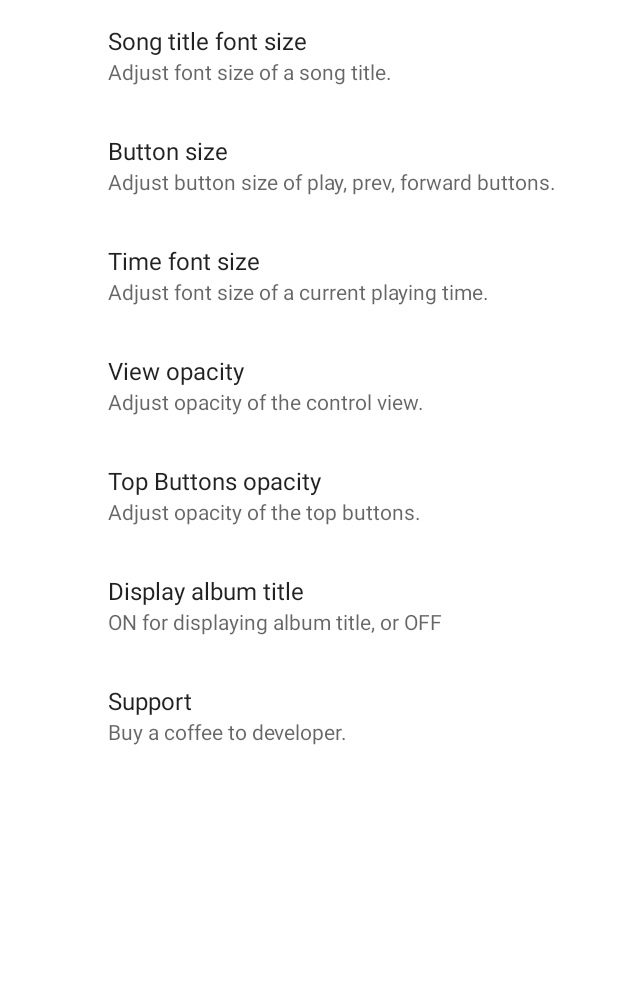
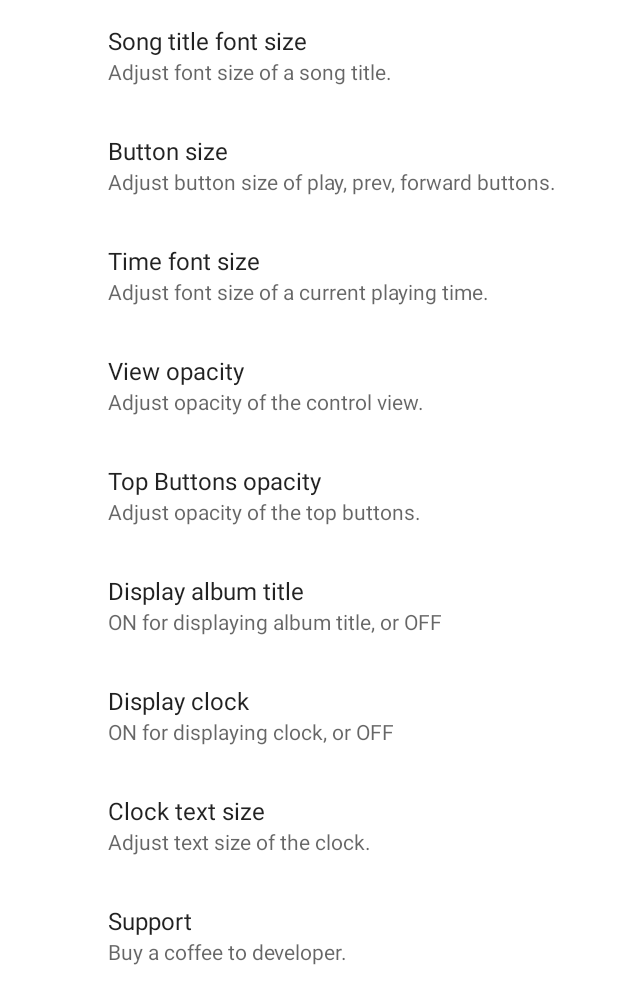
Before and after one commit to RossKim/floating-music, an Android app: the SettingFragment screen opened directly, with no data from a screen before it, on a phone screen of 412 x 824 dp. Shown: the top 1004 px of the screen. Run offline under Robolectric (Android 15) with nearby library versions, the phone set to English and light mode, and no system bars; our stand-ins replace androidx.preference; 1 statement that could not run was skipped.

Commit message:
add clock (v1.2.0)

```diff
--- a/app/build.gradle
+++ b/app/build.gradle
@@ -12,8 +12,8 @@ android {
         applicationId "kr.co.mrk13.android.androidfloatingmusic"
         minSdk 24
         targetSdk 34
-        versionCode 32
-        versionName "1.1.8"
+        versionCode 33
+        versionName "1.2.0"
 
         testInstrumentationRunner "androidx.test.runner.AndroidJUnitRunner"
     }
--- a/app/src/main/res/values/array.xml
+++ b/app/src/main/res/values/array.xml
@@ -21,6 +21,42 @@
         <item>16</item>
         <item>17</item>
         <item>18</item>
+    </string-array>
+    <string-array name="clock_fontsize">
+        <item>10pt</item>
+        <item>12pt</item>
+        <item>14pt</item>
+        <item>16pt</item>
+        <item>18pt</item>
+        <item>20pt</item>
+        <item>22pt</item>
+        <item>24pt</item>
+        <item>26pt</item>
+        <item>28pt</item>
+        <item>30pt</item>
+        <item>32pt</item>
+        <item>34pt</item>
+        <item>36pt</item>
+        <item>38pt</item>
+        <item>40pt</item>
+    </string-array>
+    <string-array name="clock_fontsize_value">
+        <item>10</item>
+        <item>12</item>
+        <item>14</item>
+        <item>16</item>
+        <item>18</item>
+        <item>20</item>
+        <item>22</item>
+        <item>24</item>
+        <item>26</item>
+        <item>28</item>
+        <item>30</item>
+        <item>32</item>
+        <item>34</item>
+        <item>36</item>
+        <item>38</item>
+        <item>40</item>
     </string-array>
     <string-array name="opacity_value">
         <item>0.0</item>
--- a/app/src/main/res/values/colors.xml
+++ b/app/src/main/res/values/colors.xml
@@ -2,6 +2,7 @@
 <resources>
     <color name="black">#FF000000</color>
     <color name="white">#FFFFFFFF</color>
+    <color name="transparent">#00000000</color>
 
     <color name="dim">#60000000</color>
 
--- a/app/src/main/res/values/strings.xml
+++ b/app/src/main/res/values/strings.xml
@@ -34,4 +34,8 @@
     <string name="pref_button_size_message">Adjust button size of play, prev, forward buttons.</string>
     <string name="pref_show_album_title">Display album title</string>
     <string name="pref_show_album_message">ON for displaying album title, or OFF</string>
+    <string name="pref_show_clock_title">Display clock</string>
+    <string name="pref_show_clock_message">ON for displaying clock, or OFF</string>
+    <string name="pref_clock_size_title">Clock text size</string>
+    <string name="pref_clock_size_message">Adjust text size of the clock.</string>
 </resources>
--- a/app/src/main/res/xml/preferences.xml
+++ b/app/src/main/res/xml/preferences.xml
@@ -54,6 +54,24 @@
         android:positiveButtonText="@null"
         android:summary="@string/pref_show_album_message"
         android:title="@string/pref_show_album_title" />
+    <androidx.preference.ListPreference
+        android:defaultValue="0"
+        android:entries="@array/on_value"
+        android:entryValues="@array/boolean_value"
+        android:key="show_clock"
+        android:negativeButtonText="@null"
+        android:positiveButtonText="@null"
+        android:summary="@string/pref_show_clock_message"
+        android:title="@string/pref_show_clock_title" />
+    <androidx.preference.ListPreference
+        android:defaultValue="20"
+        android:entries="@array/clock_fontsize"
+        android:entryValues="@array/clock_fontsize_value"
+        android:key="clock_fontsize"
+        android:negativeButtonText="@null"
+        android:positiveButtonText="@null"
+        android:summary="@string/pref_clock_size_message"
+        android:title="@string/pref_clock_size_title" />
     <androidx.preference.Preference
         android:key="support"
         android:negativeButtonText="@null"
```
Also changed, not shown: app/src/main/java/kr/co/mrk13/android/androidfloatingmusic/ui/FloatingControlService.kt (+9 -2 lines), app/src/main/res/layout/floating_control.xml (+47 -11 lines), app/src/main/res/font/digital7.ttf (added), 1 other file.
